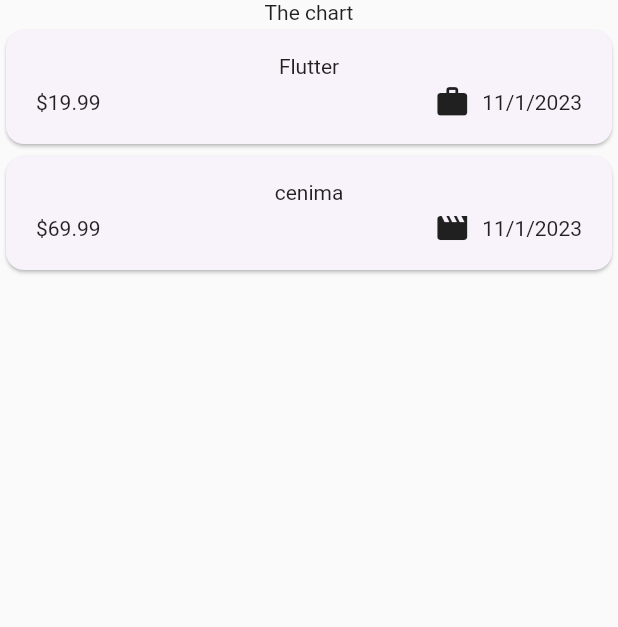
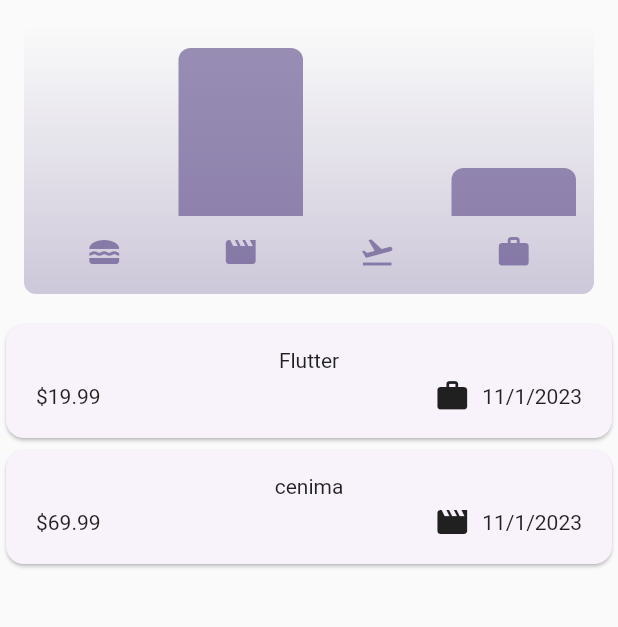
Before and after one commit to VarunBanka/expense-tracker, a Flutter app: the screen it shows after launch, on a phone screen of 412 x 824 dp, the part 84-711 px from its top. Run offline on Flutter 3.47's test engine with Material 2 defaults, Android fonts, the phone set to English and light mode, and no system bars.

Commit message:
added support for chart

```diff
--- /dev/null
+++ b/lib/chart/chart.dart
@@ -0,0 +1,95 @@
+import 'package:flutter/material.dart';
+
+import 'package:expense_tracker/chart/chart_bar.dart';
+import 'package:expense_tracker/models/expenses.dart';
+
+class Chart extends StatelessWidget {
+  const Chart({super.key, required this.expenses});
+
+  final List<Expense> expenses;
+
+  List<ExpenseBucket> get buckets {
+    return [
+      ExpenseBucket.forCategory(expenses, Category.food),
+      ExpenseBucket.forCategory(expenses, Category.leisure),
+      ExpenseBucket.forCategory(expenses, Category.travel),
+      ExpenseBucket.forCategory(expenses, Category.work),
+    ];
+  }
+
+  double get maxTotalExpense {
+    double maxTotalExpense = 0;
+
+    for (final bucket in buckets) {
+      if (bucket.totalExpenses > maxTotalExpense) {
+        maxTotalExpense = bucket.totalExpenses;
+      }
+    }
+
+    return maxTotalExpense;
+  }
+
+  @override
+  Widget build(BuildContext context) {
+    final isDarkMode =
+        MediaQuery.of(context).platformBrightness == Brightness.dark;
+    return Container(
+      margin: const EdgeInsets.all(16),
+      padding: const EdgeInsets.symmetric(
+        vertical: 16,
+        horizontal: 8,
+      ),
+      width: double.infinity,
+      height: 180,
+      decoration: BoxDecoration(
+        borderRadius: BorderRadius.circular(8),
+        gradient: LinearGradient(
+          colors: [
+            Theme.of(context).colorScheme.primary.withOpacity(0.3),
+            Theme.of(context).colorScheme.primary.withOpacity(0.0)
+          ],
+          begin: Alignment.bottomCenter,
+          end: Alignment.topCenter,
+        ),
+      ),
+      child: Column(
+        children: [
+          Expanded(
+            child: Row(
+              crossAxisAlignment: CrossAxisAlignment.end,
+              children: [
+                for (final bucket in buckets) // alternative to map()
+                  ChartBar(
+                    fill: bucket.totalExpenses == 0
+                        ? 0
+                        : bucket.totalExpenses / maxTotalExpense,
+                  )
+              ],
+            ),
+          ),
+          const SizedBox(height: 12),
+          Row(
+            children: buckets
+                .map(
+                  (bucket) => Expanded(
+                    child: Padding(
+                      padding: const EdgeInsets.symmetric(horizontal: 4),
+                      child: Icon(
+                        categoryIcons[bucket.category],
+                        color: isDarkMode
+                            ? Theme.of(context).colorScheme.secondary
+                            : Theme.of(context)
+                                .colorScheme
+                                .primary
+                                .withOpacity(0.7),
+                      ),
+                    ),
+                  ),
+                )
+                .toList(),
+          )
+        ],
+      ),
+    );
+  }
+}
--- /dev/null
+++ b/lib/chart/chart_bar.dart
@@ -0,0 +1,34 @@
+import 'package:flutter/material.dart';
+
+class ChartBar extends StatelessWidget {
+  const ChartBar({
+    super.key,
+    required this.fill,
+  });
+
+  final double fill;
+
+  @override
+  Widget build(BuildContext context) {
+    final isDarkMode =
+        MediaQuery.of(context).platformBrightness == Brightness.dark;
+    return Expanded(
+      child: Padding(
+        padding: const EdgeInsets.symmetric(horizontal: 4),
+        child: FractionallySizedBox(
+          heightFactor: fill,
+          child: DecoratedBox(
+            decoration: BoxDecoration(
+              shape: BoxShape.rectangle,
+              borderRadius:
+                  const BorderRadius.vertical(top: Radius.circular(8)),
+              color: isDarkMode
+                  ? Theme.of(context).colorScheme.secondary
+                  : Theme.of(context).colorScheme.primary.withOpacity(0.65),
+            ),
+          ),
+        ),
+      ),
+    );
+  }
+}
--- a/lib/models/expenses.dart
+++ b/lib/models/expenses.dart
@@ -33,3 +33,28 @@ class Expense {
     return formatter.format(date);
   }
 }
+
+class ExpenseBucket {
+  const ExpenseBucket({
+    required this.category,
+    required this.expenses,
+  });
+
+  ExpenseBucket.forCategory(List<Expense> allExpenses, this.category)
+      : expenses = allExpenses
+            .where((Expense) => Expense.category == category)
+            .toList();
+
+  final Category category;
+  final List<Expense> expenses;
+
+  double get totalExpenses {
+    double sum = 0;
+
+    for (final expense in expenses) {
+      sum = sum + expense.amount;
+    }
+
+    return sum;
+  }
+}
--- a/lib/widgets/expenses_list/expenses.dart
+++ b/lib/widgets/expenses_list/expenses.dart
@@ -1,3 +1,4 @@
+import 'package:expense_tracker/chart/chart.dart';
 import 'package:expense_tracker/widgets/expenses_list/expenses_list.dart';
 import 'package:expense_tracker/widgets/new_exp.dart';
 import 'package:flutter/material.dart';
@@ -87,7 +88,7 @@ class ExpensesScreenState extends State<ExpensesScreen> {
       ),
       body: Column(
         children: [
-          const Text("The chart"),
+          Chart(expenses: _registeredExpenses),
           Expanded(
             child: mainContent,
           ),
```
